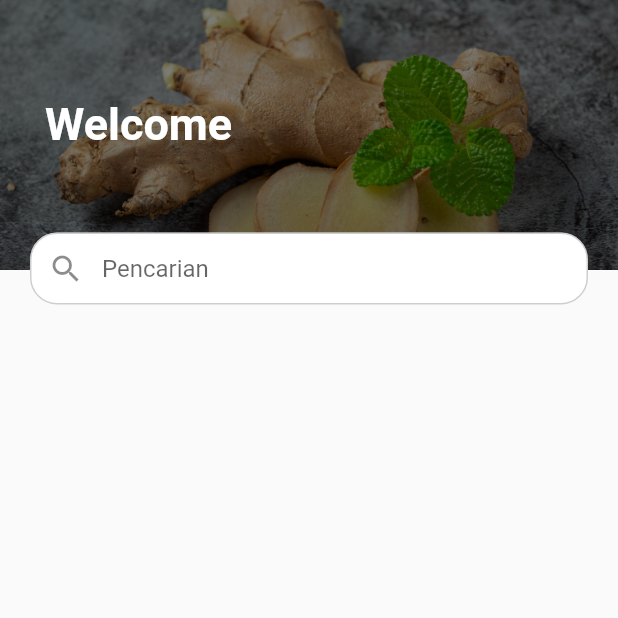
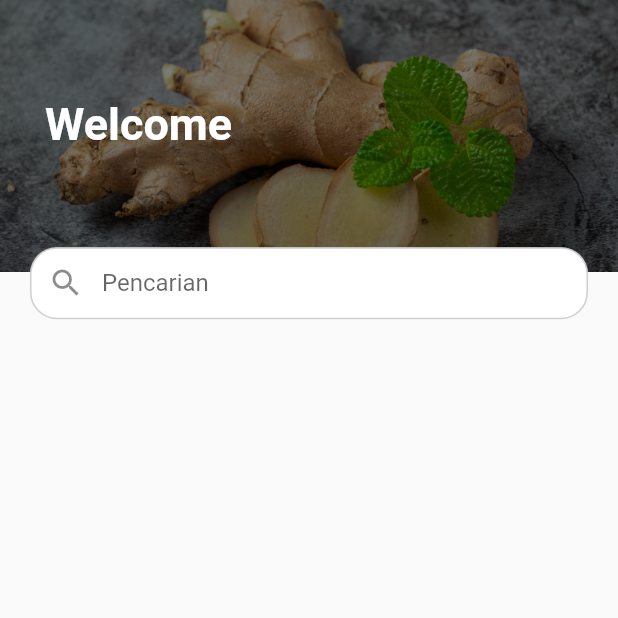
Before and after one commit to magang-rebahan-labs/swamedika-v.1, a Flutter app: the AppBarSearch screen opened directly, on a phone screen of 412 x 824 dp, the top half of it. Run offline on Flutter 3.47's test engine with Material 2 defaults, Android fonts, the phone set to English and light mode, and no system bars; our stand-ins replace get, shared_preferences; accounts and stored records are empty.

Commit message:
Media Query & Icon

```diff
--- a/lib/views/widgets/appbar.dart
+++ b/lib/views/widgets/appbar.dart
@@ -10,7 +10,7 @@ class AppBarSearch extends StatelessWidget {
   Widget build(BuildContext context) {
     return Scaffold(
       body: SizedBox(
-        height: 210.0,
+        height: MediaQuery.of(context).size.height * 0.27,
         child: Stack(
           children: <Widget>[
             Container(
@@ -20,8 +20,8 @@ class AppBarSearch extends StatelessWidget {
                   fit: BoxFit.cover,
                 ),
               ),
-              width: MediaQuery.of(context).size.width,
-              height: 180.0,
+              width: MediaQuery.of(context).size.width * 1,
+              height: MediaQuery.of(context).size.height * 0.22,
               child: const Padding(
                 padding: EdgeInsets.only(top: 65.0, left: 30.0),
                 child: Text(
@@ -34,7 +34,7 @@ class AppBarSearch extends StatelessWidget {
               ),
             ),
             Positioned(
-              top: 155.0,
+              top: MediaQuery.of(context).size.width / 2.5,
               left: 0.0,
               right: 0.0,
               child: Container(
```
Also changed, not shown: lib/main.dart (+9 -13 lines), lib/views/pages/home.dart (+23 -10 lines), 12 other files.
